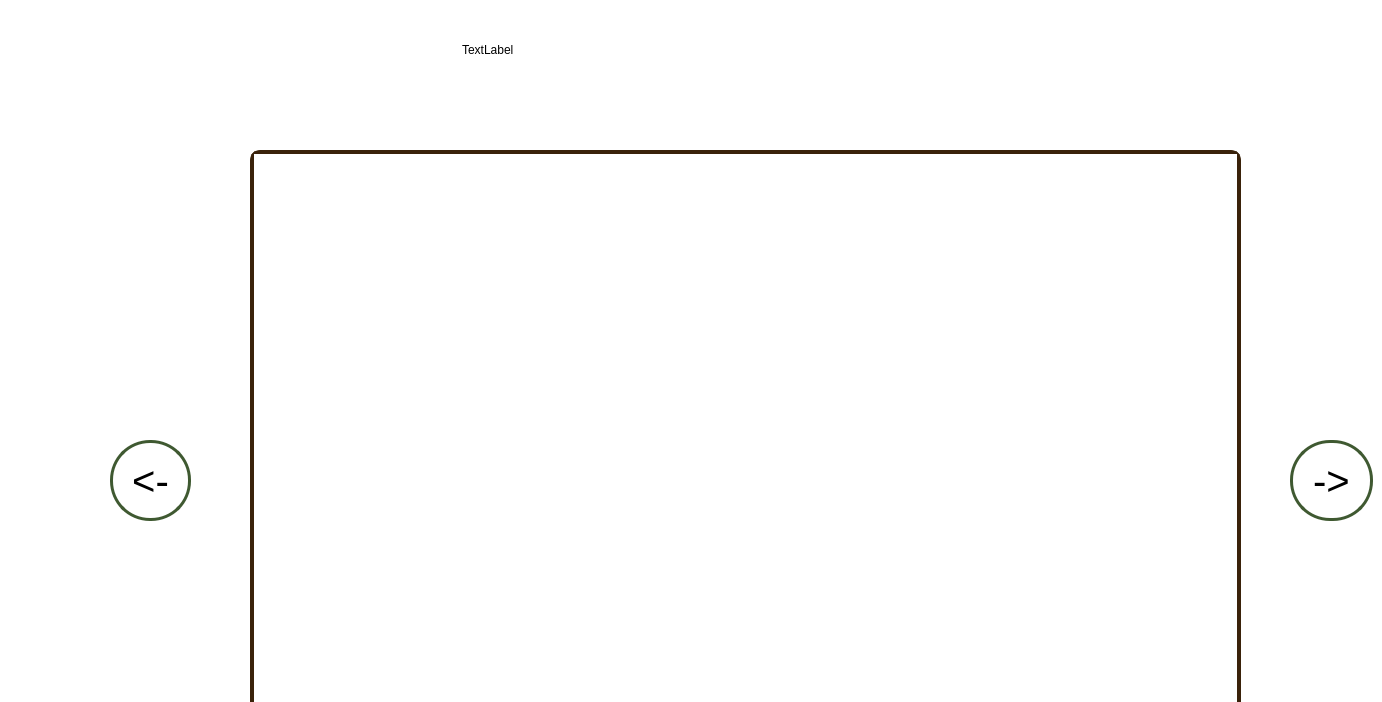
Qt form undaunted/mainwindow.ui (FaezeMokhtari/Game-project) before a commit.
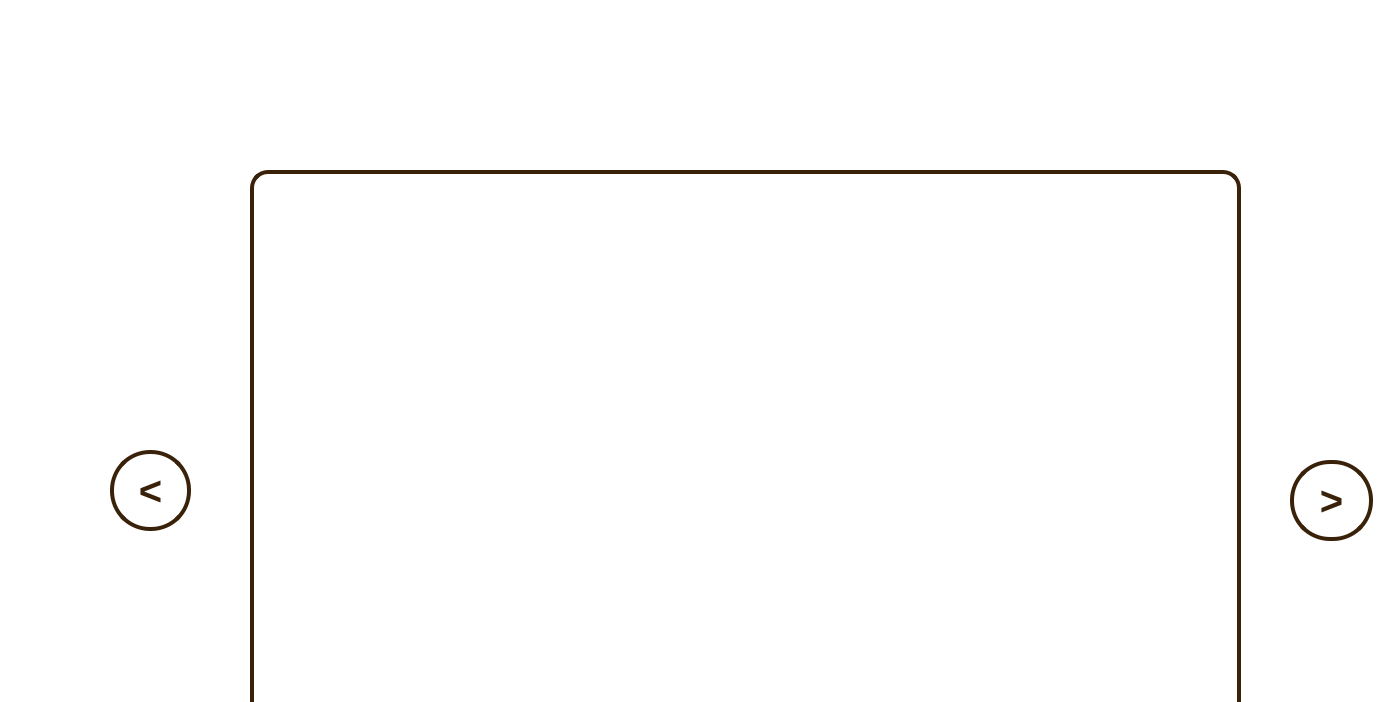
The same form after that commit. The open tabs and pages were chosen to show the change. Icons and pictures are not drawn.

```diff
--- a/undaunted/mainwindow.ui
+++ b/undaunted/mainwindow.ui
@@ -345,18 +345,22 @@
         <property name="geometry">
          <rect>
           <x>250</x>
-          <y>150</y>
+          <y>170</y>
           <width>991</width>
           <height>571</height>
          </rect>
         </property>
         <property name="styleSheet">
-         <string notr="true">QGraphicsView {
-    border-image: url(:/new/prefix1/ss.webp) 0 0 0 0 stretch stretch;
-    border: 6px solid #3A220A;  
-    border-radius: 10px;        
+         <string notr="true">QGraphicsView  {
+    background: qlineargradient(x1: 0, y1: 0, x2: 0, y2: 1,
+                                stop: 0 #F3D9A4, stop: 1 #C49E60);
+    color: #3A220A;  
+    border: 4px solid #3A220A;  
+    border-radius: 18px;  
+    padding: 8px 16px;
+    font-weight: bold;
+    box-shadow: 0px 3px 6px rgba(0, 0, 0, 0.35);
 }
-
 QGraphicsView:hover {
     border: 4px solid #2A1607;   
 }
@@ -371,7 +375,7 @@
         <property name="geometry">
          <rect>
           <x>1290</x>
-          <y>440</y>
+          <y>460</y>
           <width>83</width>
           <height>81</height>
          </rect>
@@ -379,17 +383,19 @@
         <property name="font">
          <font>
           <pointsize>30</pointsize>
+          <bold>true</bold>
          </font>
         </property>
         <property name="styleSheet">
          <string notr="true">QPushButton {
     background: qlineargradient(x1: 0, y1: 0, x2: 0, y2: 1,
-                                   stop: 0 #A9F08E, stop: 1 #6AD84F);
-    color: black;
-    border: 3px solid #3F5931;
-    border-radius: 40px;
-    padding: 5px;
-    box-shadow: 0px 2px 5px rgba(0, 0, 0, 0.3); 
+                                stop: 0 #F3D9A4, stop: 1 #C49E60);
+    color: #3A220A;  
+    border: 4px solid #3A220A;  
+    border-radius: 40px;  
+    padding: 8px 16px;
+    font-weight: bold;
+    box-shadow: 0px 3px 6px rgba(0, 0, 0, 0.35);
 }
 
 QPushButton:hover {
@@ -404,14 +410,14 @@
 }</string>
         </property>
         <property name="text">
-         <string>-&gt;</string>
+         <string>&gt;</string>
         </property>
        </widget>
        <widget class="QPushButton" name="prevButton">
         <property name="geometry">
          <rect>
           <x>110</x>
-          <y>440</y>
+          <y>450</y>
           <width>81</width>
           <height>81</height>
          </rect>
@@ -419,17 +425,19 @@
         <property name="font">
          <font>
           <pointsize>30</pointsize>
+          <bold>true</bold>
          </font>
         </property>
         <property name="styleSheet">
          <string notr="true">QPushButton {
     background: qlineargradient(x1: 0, y1: 0, x2: 0, y2: 1,
-                                   stop: 0 #A9F08E, stop: 1 #6AD84F);
-    color: black;
-    border: 3px solid #3F5931;
-    border-radius: 40px;
-    padding: 5px;
-    box-shadow: 0px 2px 5px rgba(0, 0, 0, 0.3); 
+                                stop: 0 #F3D9A4, stop: 1 #C49E60);
+    color: #3A220A;  
+    border: 4px solid #3A220A;  
+    border-radius: 40px;  
+    padding: 8px 16px;
+    font-weight: bold;
+    box-shadow: 0px 3px 6px rgba(0, 0, 0, 0.35);
 }
 
 QPushButton:hover {
@@ -444,20 +452,7 @@
 }</string>
         </property>
         <property name="text">
-         <string>&lt;-</string>
-        </property>
-       </widget>
-       <widget class="QLabel" name="label">
-        <property name="geometry">
-         <rect>
-          <x>462</x>
-          <y>19</y>
-          <width>381</width>
-          <height>61</height>
-         </rect>
-        </property>
-        <property name="text">
-         <string>TextLabel</string>
+         <string>&lt;</string>
         </property>
        </widget>
       </widget>
```
Left out of the diff: 36 changed lines with no effect on the pictures.
